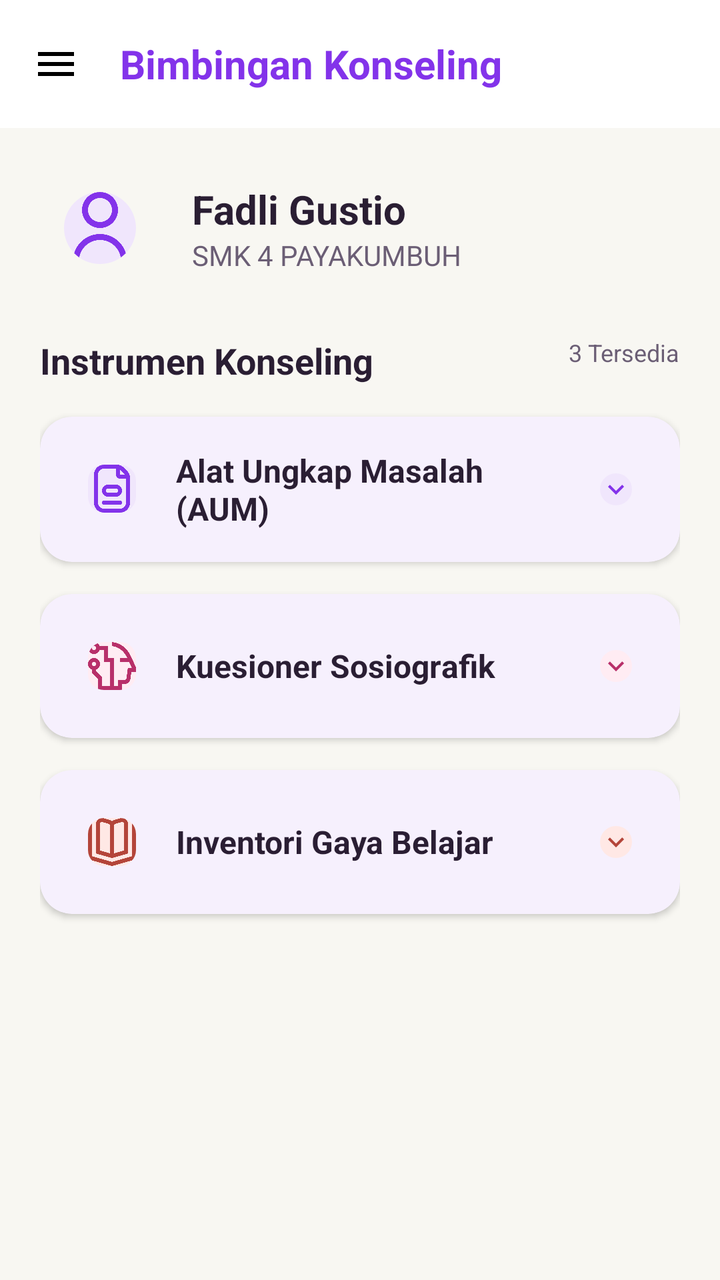
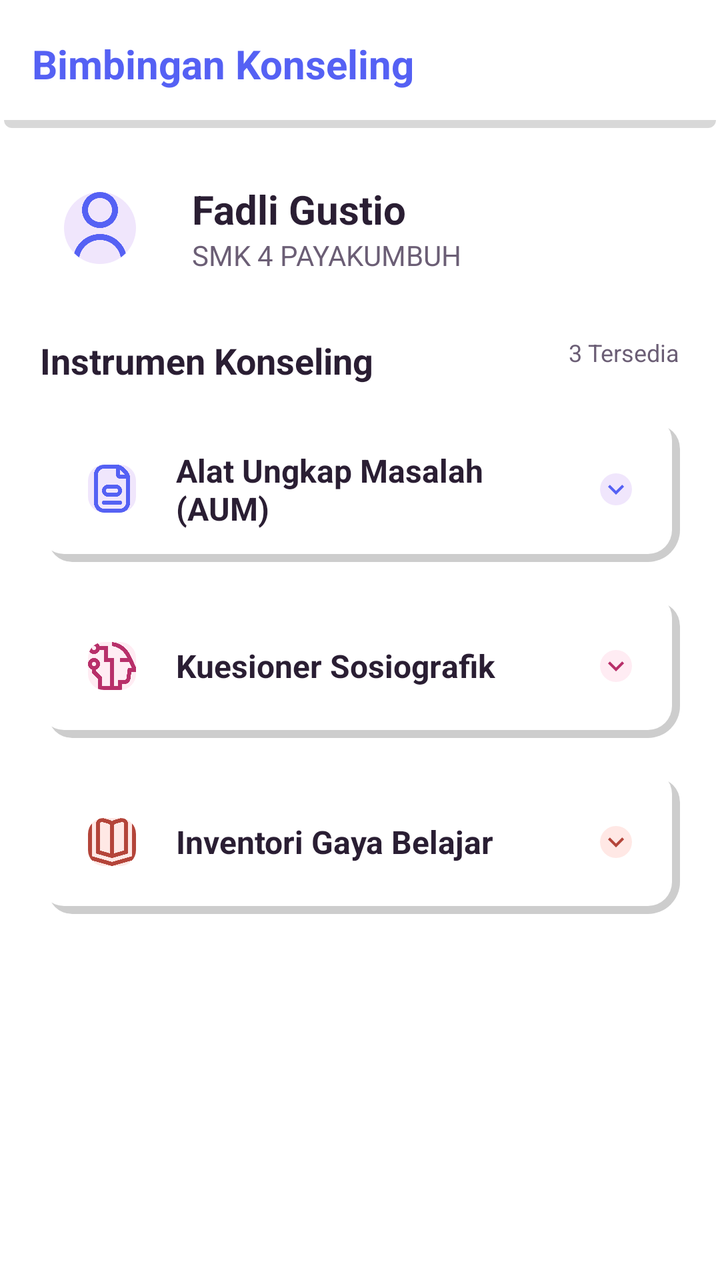

An Android layout rendered at two revisions. The XML below is the earlier revision; the diff shows what the commit changed to produce the second picture.
<!-- AndroidManifest.xml: application theme Theme.BkNova -->
<!-- res/layout/fragment_home_siswa.xml -->
<?xml version="1.0" encoding="utf-8"?>
<androidx.coordinatorlayout.widget.CoordinatorLayout xmlns:android="http://schemas.android.com/apk/res/android"
    xmlns:app="http://schemas.android.com/apk/res-auto"
    xmlns:tools="http://schemas.android.com/tools"
    android:layout_width="match_parent"
    android:layout_height="match_parent"
    android:background="@color/background_cream"
    tools:context=".fragment.homeFragment"
    tools:ignore="Overdraw">

    <com.google.android.material.appbar.AppBarLayout
        android:id="@+id/appBarLayout"
        android:layout_width="match_parent"
        android:layout_height="wrap_content"
        android:background="@color/white"
        app:elevation="0dp">

        <com.google.android.material.appbar.MaterialToolbar
            android:id="@+id/toolbar"
            android:layout_width="match_parent"
            android:layout_height="?attr/actionBarSize"
            app:navigationIcon="@drawable/ic_menu"
            app:title="@string/bk"
            app:titleTextAppearance="@style/ToolbarTitleBold"
            app:titleCentered="false"
            app:titleTextColor="@color/brand_primary" />
    </com.google.android.material.appbar.AppBarLayout>

    <androidx.core.widget.NestedScrollView
        android:id="@+id/scroll_view_home_siswa"
        android:layout_width="match_parent"
        android:layout_height="match_parent"
        android:clipToPadding="false"
        android:paddingBottom="80dp"
        app:layout_behavior="@string/appbar_scrolling_view_behavior">

        <LinearLayout
            android:id="@+id/linear_container_home"
            android:layout_width="match_parent"
            android:layout_height="wrap_content"
            android:orientation="vertical"
            android:padding="20dp">

            
            <LinearLayout
                android:layout_width="match_parent"
                android:layout_height="wrap_content"
                android:orientation="horizontal"
                android:gravity="center_vertical"
                android:layout_marginBottom="24dp">

                <com.google.android.material.imageview.ShapeableImageView
                    android:layout_width="60dp"
                    android:layout_height="60dp"
                    android:padding="12dp"
                    android:background="@color/brand_soft"
                    app:shapeAppearanceOverlay="@style/ShapeAppearance.Circle"
                    android:src="@drawable/person_icon"
                    app:tint="@color/brand_primary" />

                <LinearLayout
                    android:layout_width="wrap_content"
                    android:layout_height="wrap_content"
                    android:orientation="vertical"
                    android:layout_marginStart="16dp">

                    <TextView
                        android:id="@+id/tv_name_home"
                        android:layout_width="wrap_content"
                        android:layout_height="wrap_content"
                        android:text="@string/ex_name"
                        android:textColor="@color/text_color_primary"
                        android:textSize="20sp"
                        android:textStyle="bold" />

                    <TextView
                        android:layout_width="wrap_content"
                        android:layout_height="wrap_content"
                        android:text="@string/ex_school"
                        android:textColor="@color/text_color_secondary"
                        android:textSize="14sp" />
                </LinearLayout>
            </LinearLayout>

            
            <RelativeLayout
                android:layout_width="match_parent"
                android:layout_height="wrap_content"
                android:layout_marginBottom="16dp">

                <TextView
                    android:layout_width="wrap_content"
                    android:layout_height="wrap_content"
                    android:text="@string/instrument_title"
                    android:textColor="@color/text_color_primary"
                    android:textSize="18sp"
                    android:textStyle="bold" />

                <TextView
                    android:layout_width="wrap_content"
                    android:layout_height="wrap_content"
                    android:layout_alignParentEnd="true"
                    android:text="@string/instrument_count"
                    android:textColor="@color/text_color_secondary"
                    android:textSize="12sp" />
            </RelativeLayout>

            
            <com.google.android.material.card.MaterialCardView
                android:id="@+id/card_aum"
                android:layout_width="match_parent"
                android:layout_height="wrap_content"
                android:layout_marginBottom="16dp"
                app:cardCornerRadius="16dp"
                app:cardElevation="2dp"
                app:strokeWidth="0dp">

                <LinearLayout
                    android:layout_width="match_parent"
                    android:layout_height="wrap_content"
                    android:orientation="vertical">

                    
                    <RelativeLayout
                        android:id="@+id/header_aum"
                        android:layout_width="match_parent"
                        android:layout_height="wrap_content"
                        android:clickable="true"
                        android:focusable="true"
                        android:padding="16dp"
                        android:background="?attr/selectableItemBackground">

                        <com.google.android.material.imageview.ShapeableImageView
                            android:id="@+id/icon_aum"
                            android:layout_width="40dp"
                            android:layout_height="40dp"
                            android:padding="8dp"
                            android:background="@color/brand_soft"
                            app:shapeAppearanceOverlay="@style/ShapeAppearance.Rounded8"
                            android:src="@drawable/img_9"
                            app:tint="@color/brand_primary" />

                        <TextView
                            android:layout_width="match_parent"
                            android:layout_height="wrap_content"
                            android:layout_centerVertical="true"
                            android:layout_marginStart="12dp"
                            android:layout_toEndOf="@id/icon_aum"
                            android:layout_toStartOf="@id/arrow_aum"
                            android:text="@string/aum_title"
                            android:textColor="@color/text_color_primary"
                            android:textSize="16sp"
                            android:textStyle="bold" />

                        <com.google.android.material.imageview.ShapeableImageView
                            android:id="@+id/arrow_aum"
                            android:layout_width="32dp"
                            android:layout_height="32dp"
                            android:layout_alignParentEnd="true"
                            android:layout_centerVertical="true"
                            android:background="@color/brand_soft"
                            android:padding="8dp"
                            app:shapeAppearanceOverlay="@style/ShapeAppearance.Circle"
                            android:src="@drawable/ic_chevron_right"
                            app:tint="@color/brand_primary"
                            android:rotation="90" />
                    </RelativeLayout>

                    
                    <LinearLayout
                        android:id="@+id/expandable_aum"
                        android:layout_width="match_parent"
                        android:layout_height="wrap_content"
                        android:orientation="vertical"
                        android:paddingHorizontal="16dp"
                        android:paddingBottom="16dp"
                        android:visibility="gone">

                        <View
                            android:layout_width="match_parent"
                            android:layout_height="1dp"
                            android:background="@color/divider_color"
                            android:layout_marginBottom="12dp"/>

                        <TextView
                            android:id="@+id/badge_aum"
                            android:layout_width="wrap_content"
                            android:layout_height="wrap_content"
                            android:background="@drawable/bg_badge_brand"
                            android:paddingHorizontal="8dp"
                            android:paddingVertical="4dp"
                            android:text="@string/status_belum_isi"
                            android:textColor="@color/brand_primary"
                            android:textSize="12sp"
                            android:layout_marginBottom="8dp"/>

                        <TextView
                            android:layout_width="match_parent"
                            android:layout_height="wrap_content"
                            android:text="@string/aum_desc"
                            android:textColor="@color/text_color_secondary"
                            android:textSize="14sp" />

                        <com.google.android.material.button.MaterialButton
                            android:id="@+id/btn_mulai_aum"
                            android:layout_width="match_parent"
                            android:layout_height="wrap_content"
                            android:layout_marginTop="16dp"
                            android:text="@string/btn_mulai_isi"
                            android:textAllCaps="false"
                            app:cornerRadius="12dp"
                            app:icon="@drawable/ic_edit"
                            android:backgroundTint="@color/brand_primary"
                            android:textColor="@color/white"
                            app:iconTint="@color/white"/>
                    </LinearLayout>
                </LinearLayout>
            </com.google.android.material.card.MaterialCardView>

            
            <com.google.android.material.card.MaterialCardView
                android:id="@+id/card_sosio"
                android:layout_width="match_parent"
                android:layout_height="wrap_content"
                android:layout_marginBottom="16dp"
                app:cardCornerRadius="16dp"
                app:cardElevation="2dp"
                app:strokeWidth="0dp">

                <LinearLayout
                    android:layout_width="match_parent"
                    android:layout_height="wrap_content"
                    android:orientation="vertical">

                    
                    <RelativeLayout
                        android:id="@+id/header_sosio"
                        android:layout_width="match_parent"
                        android:layout_height="wrap_content"
                        android:clickable="true"
                        android:focusable="true"
                        android:padding="16dp"
                        android:background="?attr/selectableItemBackground">

                        <com.google.android.material.imageview.ShapeableImageView
                            android:id="@+id/icon_sosio"
                            android:layout_width="40dp"
                            android:layout_height="40dp"
                            android:padding="8dp"
                            android:background="@color/accent_pink_soft"
                            app:shapeAppearanceOverlay="@style/ShapeAppearance.Rounded8"
                            android:src="@drawable/img_8"
                            app:tint="@color/accent_pink_text" />

                        <TextView
                            android:layout_width="match_parent"
                            android:layout_height="wrap_content"
                            android:layout_centerVertical="true"
                            android:layout_marginStart="12dp"
                            android:layout_toEndOf="@id/icon_sosio"
                            android:layout_toStartOf="@id/arrow_sosio"
                            android:text="@string/sosiografik_title"
                            android:textColor="@color/text_color_primary"
                            android:textSize="16sp"
                            android:textStyle="bold" />

                        <com.google.android.material.imageview.ShapeableImageView
                            android:id="@+id/arrow_sosio"
                            android:layout_width="32dp"
                            android:layout_height="32dp"
                            android:layout_alignParentEnd="true"
                            android:layout_centerVertical="true"
                            android:background="@color/accent_pink_soft"
                            android:padding="8dp"
                            app:shapeAppearanceOverlay="@style/ShapeAppearance.Circle"
                            android:src="@drawable/ic_chevron_right"
                            app:tint="@color/accent_pink_text"
                            android:rotation="90" />
                    </RelativeLayout>

                    
                    <LinearLayout
                        android:id="@+id/expandable_sosio"
                        android:layout_width="match_parent"
                        android:layout_height="wrap_content"
                        android:orientation="vertical"
                        android:paddingHorizontal="16dp"
                        android:paddingBottom="16dp"
                        android:visibility="gone">

                        <View
                            android:layout_width="match_parent"
                            android:layout_height="1dp"
                            android:background="@color/divider_color"
                            android:layout_marginBottom="12dp"/>

                        <TextView
                            android:id="@+id/badge_sosio"
                            android:layout_width="wrap_content"
                            android:layout_height="wrap_content"
                            android:background="@drawable/bg_badge_green"
                            android:paddingHorizontal="8dp"
                            android:paddingVertical="4dp"
                            android:text="@string/status_selesai"
                            android:textColor="@color/green_text"
                            android:textSize="12sp"
                            android:layout_marginBottom="8dp"/>

                        <TextView
                            android:layout_width="match_parent"
                            android:layout_height="wrap_content"
                            android:text="@string/sosiografik_desc"
                            android:textColor="@color/text_color_secondary"
                            android:textSize="14sp" />

                        <com.google.android.material.button.MaterialButton
                            android:id="@+id/btn_lihat_sosio"
                            style="@style/Widget.MaterialComponents.Button.OutlinedButton"
                            android:layout_width="match_parent"
                            android:layout_height="wrap_content"
                            android:layout_marginTop="16dp"
                            android:text="@string/btn_lihat_hasil"
                            android:textAllCaps="false"
                            app:cornerRadius="12dp"
                            app:icon="@drawable/ic_eye"
                            app:strokeColor="@color/brand_primary"
                            android:textColor="@color/brand_primary"
                            app:iconTint="@color/brand_primary"/>
                    </LinearLayout>
                </LinearLayout>
            </com.google.android.material.card.MaterialCardView>

            
            <com.google.android.material.card.MaterialCardView
                android:id="@+id/card_gaya"
                android:layout_width="match_parent"
                android:layout_height="wrap_content"
                android:layout_marginBottom="16dp"
                app:cardCornerRadius="16dp"
                app:cardElevation="2dp"
                app:strokeWidth="0dp">

                <LinearLayout
                    android:layout_width="match_parent"
                    android:layout_height="wrap_content"
                    android:orientation="vertical">

                    
                    <RelativeLayout
                        android:id="@+id/header_gaya"
                        android:layout_width="match_parent"
                        android:layout_height="wrap_content"
                        android:clickable="true"
                        android:focusable="true"
                        android:padding="16dp"
                        android:background="?attr/selectableItemBackground">

                        <com.google.android.material.imageview.ShapeableImageView
                            android:id="@+id/icon_gaya"
                            android:layout_width="40dp"
                            android:layout_height="40dp"
                            android:padding="8dp"
                            android:background="@color/accent_peach_soft"
                            app:shapeAppearanceOverlay="@style/ShapeAppearance.Rounded8"
                            android:src="@drawable/img_10"
                            app:tint="@color/accent_peach_text" />

                        <TextView
                            android:layout_width="match_parent"
                            android:layout_height="wrap_content"
                            android:layout_centerVertical="true"
                            android:layout_marginStart="12dp"
                            android:layout_toEndOf="@id/icon_gaya"
                            android:layout_toStartOf="@id/arrow_gaya"
                            android:text="@string/gaya_belajar_title"
                            android:textColor="@color/text_color_primary"
                            android:textSize="16sp"
                            android:textStyle="bold" />

                        <com.google.android.material.imageview.ShapeableImageView
                            android:id="@+id/arrow_gaya"
                            android:layout_width="32dp"
                            android:layout_height="32dp"
                            android:layout_alignParentEnd="true"
                            android:layout_centerVertical="true"
                            android:background="@color/accent_peach_soft"
                            android:padding="8dp"
                            app:shapeAppearanceOverlay="@style/ShapeAppearance.Circle"
                            android:src="@drawable/ic_chevron_right"
                            app:tint="@color/accent_peach_text"
                            android:rotation="90" />
                    </RelativeLayout>

                    
                    <LinearLayout
                        android:id="@+id/expandable_gaya"
                        android:layout_width="match_parent"
                        android:layout_height="wrap_content"
                        android:orientation="vertical"
                        android:paddingHorizontal="16dp"
                        android:paddingBottom="16dp"
                        android:visibility="gone">

                        <View
                            android:layout_width="match_parent"
                            android:layout_height="1dp"
                            android:background="@color/divider_color"
                            android:layout_marginBottom="12dp"/>

                        <TextView
                            android:id="@+id/badge_gaya"
                            android:layout_width="wrap_content"
                            android:layout_height="wrap_content"
                            android:background="@drawable/bg_badge_brand"
                            android:paddingHorizontal="8dp"
                            android:paddingVertical="4dp"
                            android:text="@string/status_belum_isi"
                            android:textColor="@color/brand_primary"
                            android:textSize="12sp"
                            android:layout_marginBottom="8dp"/>

                        <TextView
                            android:layout_width="match_parent"
                            android:layout_height="wrap_content"
                            android:text="@string/gaya_belajar_desc"
                            android:textColor="@color/text_color_secondary"
                            android:textSize="14sp" />

                        <com.google.android.material.button.MaterialButton
                            android:id="@+id/btn_mulai_gaya"
                            android:layout_width="match_parent"
                            android:layout_height="wrap_content"
                            android:layout_marginTop="16dp"
                            android:text="@string/btn_mulai_isi"
                            android:textAllCaps="false"
                            app:cornerRadius="12dp"
                            app:icon="@drawable/ic_edit"
                            android:backgroundTint="@color/brand_primary"
                            android:textColor="@color/white"
                            app:iconTint="@color/white"/>
                    </LinearLayout>
                </LinearLayout>
            </com.google.android.material.card.MaterialCardView>

        </LinearLayout>
    </androidx.core.widget.NestedScrollView>

</androidx.coordinatorlayout.widget.CoordinatorLayout>
<!-- resources referenced by this layout -->
<resources>
  <color name="accent_peach_soft">#FFE8E5</color>
  <color name="accent_peach_text">#B4453A</color>
  <color name="accent_pink_soft">#FFECF3</color>
  <color name="accent_pink_text">#B8306A</color>
  <color name="background_cream">#F8F7F2</color>
  <color name="brand_primary">#8333EA</color>
  <color name="brand_soft">#F0E6FC</color>
  <color name="divider_color">#E8E3DC</color>
  <color name="green_text">#059669</color>
  <color name="text_color_primary">#2A1E33</color>
  <color name="text_color_secondary">#6B5E75</color>
  <color name="white">#FFFFFFFF</color>
  <!-- drawable bg_badge_brand (drawable) -->
  <?xml version="1.0" encoding="utf-8"?>
  <shape xmlns:android="http://schemas.android.com/apk/res/android">
      <solid android:color="@color/brand_soft" />
      <corners android:radius="16dp" />
  </shape>
  <!-- drawable ic_menu (drawable) -->
  <vector xmlns:android="http://schemas.android.com/apk/res/android"
      android:width="24dp"
      android:height="24dp"
      android:viewportWidth="24"
      android:viewportHeight="24">
      <path
          android:fillColor="#000000"
          android:pathData="M3,18h18v-2H3V18z M3,13h18v-2H3V13z M3,6v2h18V6H3z"/>
  </vector>
  <string name="aum_desc">Evaluasi kondisi dan kendala yang sedang kamu hadapi saat ini untuk mendapatkan bimbingan yang tepat.</string>
  <string name="aum_title">Alat Ungkap Masalah (AUM)</string>
  <string name="bk">Bimbingan Konseling</string>
  <string name="btn_lihat_hasil">Lihat Hasil</string>
  <string name="btn_mulai_isi">Mulai Isi</string>
  <string name="ex_name">Fadli Gustio</string>
  <string name="ex_school">SMK 4 PAYAKUMBUH</string>
  <string name="gaya_belajar_desc">Ketahui cara belajar yang paling efektif dan sesuai dengan karaktermu.</string>
  <string name="gaya_belajar_title">Inventori Gaya Belajar</string>
  <string name="instrument_count">3 Tersedia</string>
  <string name="instrument_title">Instrumen Konseling</string>
  <string name="sosiografik_desc">Data lingkungan sosial dan latar belakang untuk mendukung perkembangan belajarmu.</string>
  <string name="sosiografik_title">Kuesioner Sosiografik</string>
  <string name="status_belum_isi">Belum Isi</string>
  <string name="status_selesai">Selesai</string>
  <style name="ShapeAppearance.Circle" parent="">
          <item name="cornerFamily">rounded</item>
          <item name="cornerSize">50%</item>
      </style>
  <style name="ShapeAppearance.Rounded8" parent="">
          <item name="cornerFamily">rounded</item>
          <item name="cornerSize">8dp</item>
      </style>
  <style name="ToolbarTitleBold" parent="TextAppearance.Material3.TitleLarge">
          <item name="android:textStyle">bold</item>
          <item name="android:textSize">20sp</item> 
      </style>
  <style name="Theme.BkNova" parent="Base.Theme.BkNova" />
  <color name="green_light">#D1FAE5</color>
  <color name="accent_pink">#FF7FAF</color>
  <color name="accent_peach">#FFC6BF</color>
  <color name="red_text">#DC2626</color>
  <color name="red_light">#FEE2E2</color>
  <!-- unchanged entries left out for length: 9 -->
</resources>

<!-- the commit's change to res/layout/fragment_home_siswa.xml (unified diff, before → after) -->
@@ -4,7 +4,7 @@
     xmlns:tools="http://schemas.android.com/tools"
     android:layout_width="match_parent"
     android:layout_height="match_parent"
-    android:background="@color/background_cream"
+    android:background="@color/white"
     tools:context=".fragment.homeFragment"
     tools:ignore="Overdraw">
 
@@ -12,14 +12,13 @@
         android:id="@+id/appBarLayout"
         android:layout_width="match_parent"
         android:layout_height="wrap_content"
-        android:background="@color/white"
-        app:elevation="0dp">
+        android:background="@drawable/bg_header"
+        app:elevation="2dp">
 
         <com.google.android.material.appbar.MaterialToolbar
             android:id="@+id/toolbar"
             android:layout_width="match_parent"
             android:layout_height="?attr/actionBarSize"
-            app:navigationIcon="@drawable/ic_menu"
             app:title="@string/bk"
             app:titleTextAppearance="@style/ToolbarTitleBold"
             app:titleCentered="false"
@@ -112,13 +111,14 @@
                 android:layout_height="wrap_content"
                 android:layout_marginBottom="16dp"
                 app:cardCornerRadius="16dp"
-                app:cardElevation="2dp"
+
                 app:strokeWidth="0dp">
 
                 <LinearLayout
                     android:layout_width="match_parent"
                     android:layout_height="wrap_content"
-                    android:orientation="vertical">
+                    android:orientation="vertical"
+                    android:background="@drawable/bg_grid_shadow">
 
                     
                     <RelativeLayout
@@ -224,13 +224,14 @@
                 android:layout_height="wrap_content"
                 android:layout_marginBottom="16dp"
                 app:cardCornerRadius="16dp"
-                app:cardElevation="2dp"
+
                 app:strokeWidth="0dp">
 
                 <LinearLayout
                     android:layout_width="match_parent"
                     android:layout_height="wrap_content"
-                    android:orientation="vertical">
+                    android:orientation="vertical"
+                    android:background="@drawable/bg_grid_shadow">
 
                     
                     <RelativeLayout
@@ -337,13 +338,14 @@
                 android:layout_height="wrap_content"
                 android:layout_marginBottom="16dp"
                 app:cardCornerRadius="16dp"
-                app:cardElevation="2dp"
+
                 app:strokeWidth="0dp">
 
                 <LinearLayout
                     android:layout_width="match_parent"
                     android:layout_height="wrap_content"
-                    android:orientation="vertical">
+                    android:orientation="vertical"
+                    android:background="@drawable/bg_grid_shadow">
 
                     
                     <RelativeLayout
<!-- resource entries referenced after the edit -->
@@ -5,7 +5,7 @@
   <color name="accent_pink_soft">#FFECF3</color>
   <color name="accent_pink_text">#B8306A</color>
   <color name="background_cream">#F8F7F2</color>
-  <color name="brand_primary">#8333EA</color>
+  <color name="brand_primary">#5561F4</color>
   <color name="brand_soft">#F0E6FC</color>
   <color name="divider_color">#E8E3DC</color>
   <color name="green_text">#059669</color>
@@ -18,16 +18,68 @@
       <solid android:color="@color/brand_soft" />
       <corners android:radius="16dp" />
   </shape>
-  <!-- drawable ic_menu (drawable) -->
-  <vector xmlns:android="http://schemas.android.com/apk/res/android"
-      android:width="24dp"
-      android:height="24dp"
-      android:viewportWidth="24"
-      android:viewportHeight="24">
-      <path
-          android:fillColor="#000000"
-          android:pathData="M3,18h18v-2H3V18z M3,13h18v-2H3V13z M3,6v2h18V6H3z"/>
-  </vector>
+  <!-- drawable bg_grid_shadow (drawable) -->
+  <?xml version="1.0" encoding="utf-8"?>
+  <layer-list xmlns:android="http://schemas.android.com/apk/res/android">
+  
+      
+      <item
+          android:left="4dp"
+  
+          android:top="4dp">
+  
+          <shape android:shape="rectangle">
+              <solid android:color="#32000000" />
+              <corners android:radius="12dp" />
+          </shape>
+  
+      </item>
+  
+      
+      <item
+          android:right="4dp"
+          android:bottom="4dp">
+  
+          <shape android:shape="rectangle">
+              <solid android:color="#FFFFFF" />
+              <corners android:radius="12dp" />
+          </shape>
+  
+      </item>
+  
+  </layer-list>
+  <!-- drawable bg_header (drawable) -->
+  <?xml version="1.0" encoding="utf-8"?>
+  <layer-list xmlns:android="http://schemas.android.com/apk/res/android">
+  
+      
+      <item
+          android:left="2dp"
+          android:right="2dp"
+          android:top="4dp">
+  
+          <shape android:shape="rectangle">
+  
+              <solid android:color="#27000000"/>
+              <corners android:radius="4dp" />
+            />
+          </shape>
+  
+      </item>
+  
+      
+      <item
+          android:right="0dp"
+          android:bottom="4dp">
+  
+          <shape android:shape="rectangle">
+              <solid android:color="#FFFFFF" />
+               />
+          </shape>
+  
+      </item>
+  
+  </layer-list>
   <string name="aum_desc">Evaluasi kondisi dan kendala yang sedang kamu hadapi saat ini untuk mendapatkan bimbingan yang tepat.</string>
   <string name="aum_title">Alat Ungkap Masalah (AUM)</string>
   <string name="bk">Bimbingan Konseling</string>
